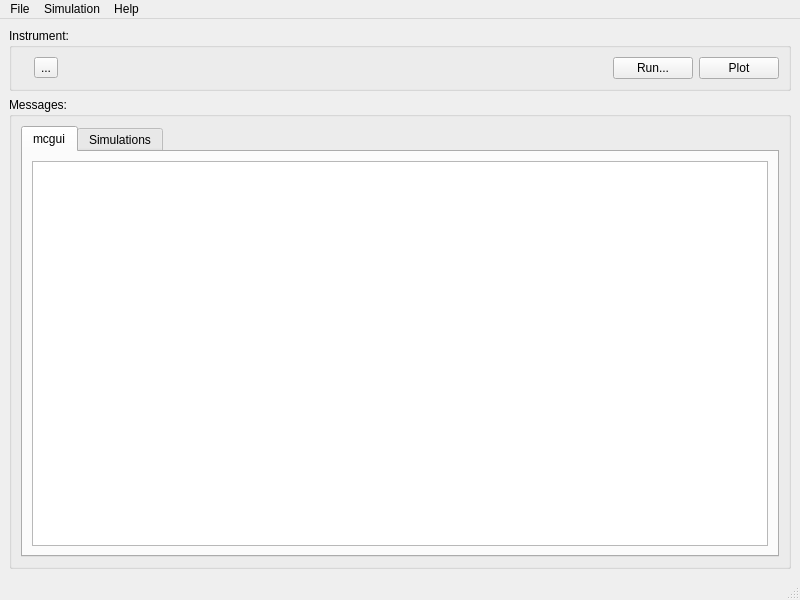
First picture: the form in tools/Python/mcgui/mw.ui, repository McStasMcXtrace/McCode, before the edit.
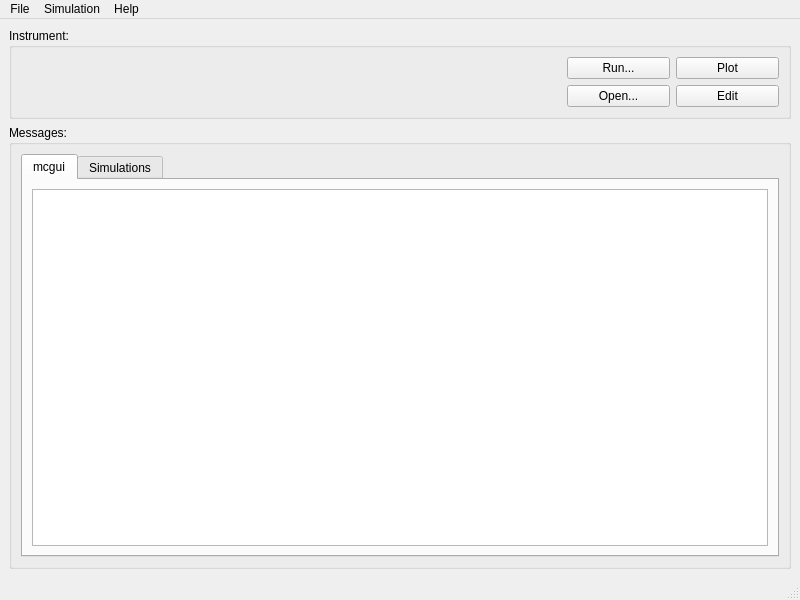
Second picture: the form after the edit. Icons and pictures are not drawn.

Commit message: instrument handling and code editor functionality, including open/close, save, save as, new. Wiring of scintilla udo/redo to menu options, volatile data indicator. Save/discard changes dialog.

```diff
--- a/tools/Python/mcgui/mw.ui
+++ b/tools/Python/mcgui/mw.ui
@@ -33,18 +33,8 @@
            </property>
           </widget>
          </item>
-         <item row="2" column="2">
-          <widget class="QToolButton" name="tbtnInstrument">
-           <property name="toolTip">
-            <string>Browse instrument...</string>
-           </property>
-           <property name="text">
-            <string>...</string>
-           </property>
-          </widget>
-         </item>
-         <item row="2" column="3">
-          <spacer name="hspacer">
+         <item row="0" column="1" colspan="5">
+          <spacer name="hSpacerRunPlot">
            <property name="orientation">
             <enum>Qt::Horizontal</enum>
            </property>
@@ -56,20 +46,50 @@
            </property>
           </spacer>
          </item>
-         <item row="2" column="4">
+         <item row="0" column="6">
           <widget class="QPushButton" name="btnRun">
            <property name="text">
             <string>Run...</string>
            </property>
           </widget>
          </item>
-         <item row="2" column="5">
+         <item row="0" column="7">
           <widget class="QPushButton" name="btnPlot">
            <property name="text">
             <string>Plot</string>
            </property>
           </widget>
          </item>
+         <item row="2" column="7">
+          <widget class="QPushButton" name="btnEdit">
+           <property name="text">
+            <string>Edit</string>
+           </property>
+          </widget>
+         </item>
+         <item row="2" column="6">
+          <widget class="QPushButton" name="btnOpenInstrument">
+           <property name="toolTip">
+            <string>Browse instrument...</string>
+           </property>
+           <property name="text">
+            <string>Open...</string>
+           </property>
+          </widget>
+         </item>
+         <item row="2" column="2" colspan="4">
+          <spacer name="hSpacerOpenEdit">
+           <property name="orientation">
+            <enum>Qt::Horizontal</enum>
+           </property>
+           <property name="sizeHint" stdset="0">
+            <size>
+             <width>40</width>
+             <height>20</height>
+            </size>
+           </property>
+          </spacer>
+         </item>
         </layout>
        </item>
       </layout>
```
Left out of the diff: 105 changed lines with no effect on the pictures. The commit also changes 4 other files.
